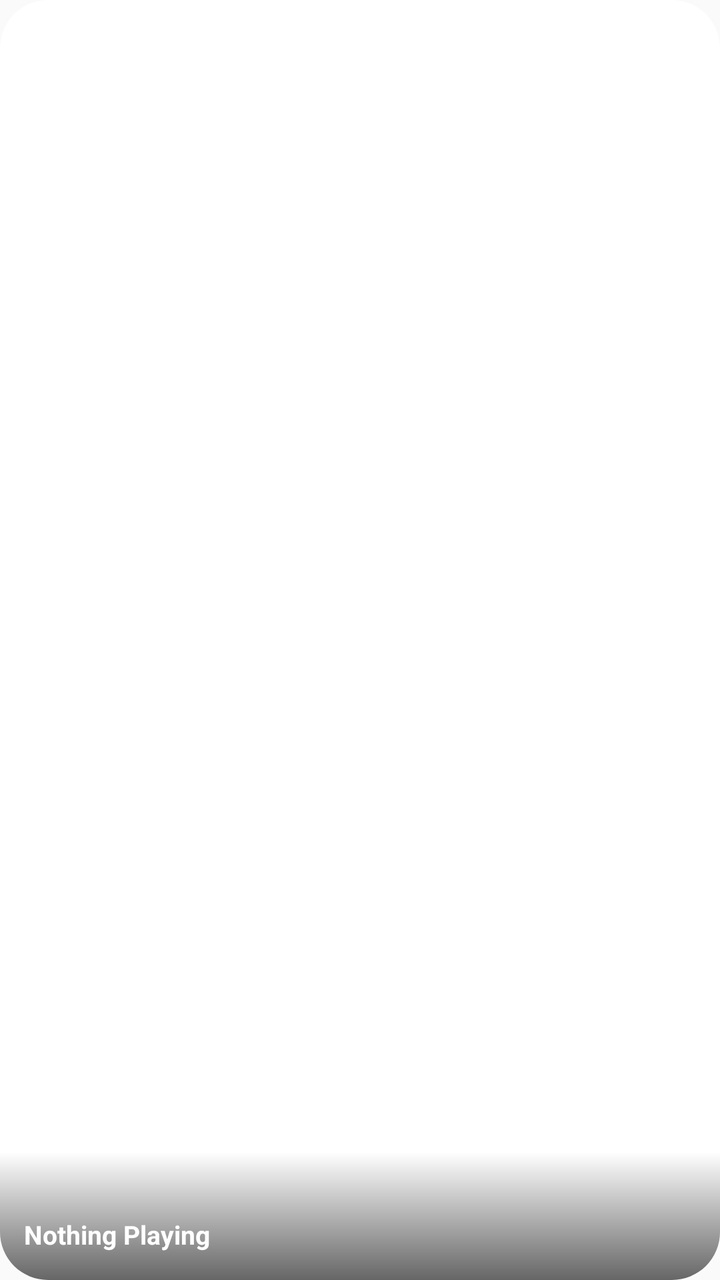
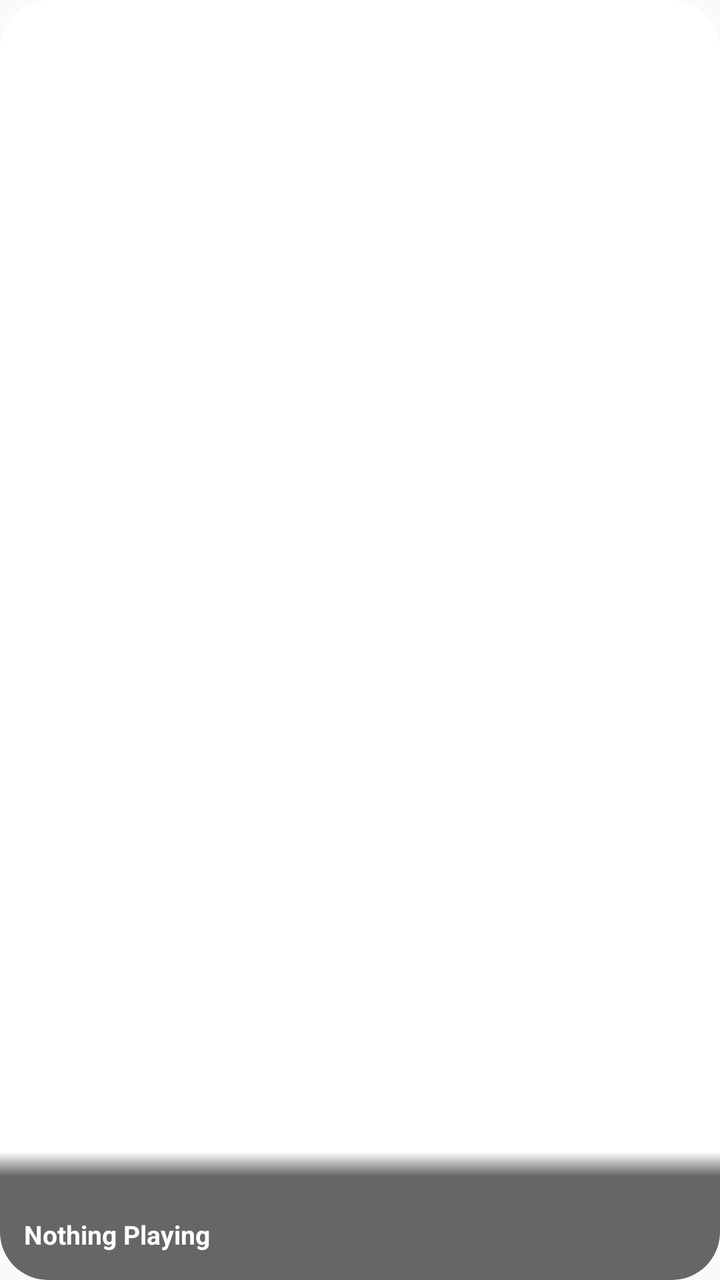

The first picture is an Android layout as it rendered before a commit; the second is the same layout after the commit. The layout source and the unified diff follow.
<!-- AndroidManifest.xml: application theme Theme.Songlass -->
<!-- res/layout/widget_liquid_small.xml -->
<?xml version="1.0" encoding="utf-8"?>
<FrameLayout xmlns:android="http://schemas.android.com/apk/res/android"
    android:id="@+id/root"
    android:layout_width="match_parent"
    android:layout_height="match_parent"
    android:background="@drawable/widget_bg_liquid"
    android:clipToOutline="true">

    <ImageView
        android:id="@+id/cover"
        android:layout_width="match_parent"
        android:layout_height="match_parent"
        android:importantForAccessibility="no"
        android:scaleType="centerCrop" />

    <ImageView
        android:id="@+id/widget_scrim"
        android:layout_width="match_parent"
        android:layout_height="64dp"
        android:layout_gravity="bottom"
        android:importantForAccessibility="no"
        android:src="@drawable/widget_scrim"
        android:scaleType="fitXY" />

    <TextView
        android:id="@+id/title"
        android:layout_width="match_parent"
        android:layout_height="wrap_content"
        android:layout_gravity="bottom"
        android:layout_marginStart="12dp"
        android:layout_marginEnd="12dp"
        android:layout_marginBottom="14dp"
        android:ellipsize="end"
        android:maxLines="2"
        android:text="@string/widget_nothing_playing"
        android:textColor="#FFFFFFFF"
        android:textSize="13sp"
        android:textStyle="bold" />

    <ImageView
        android:id="@+id/play"
        android:layout_width="48dp"
        android:layout_height="48dp"
        android:layout_gravity="top|end"
        android:layout_margin="10dp"
        android:background="@drawable/widget_circle"
        android:contentDescription="@string/widget_play"
        android:padding="15dp"
        android:src="@drawable/widget_play" />
</FrameLayout>
<!-- resources referenced by this layout -->
<resources>
  <!-- drawable widget_bg_liquid (drawable) -->
  <?xml version="1.0" encoding="utf-8"?>
  <shape xmlns:android="http://schemas.android.com/apk/res/android" android:shape="rectangle">
      <corners android:radius="24dp" />
      <solid android:color="#FFFFFFFF" />
  </shape>
  <!-- drawable widget_circle (drawable) -->
  <?xml version="1.0" encoding="utf-8"?>
  <shape xmlns:android="http://schemas.android.com/apk/res/android" android:shape="oval">
      <solid android:color="#FFFFFFFF" />
  </shape>
  <!-- drawable widget_play (drawable) -->
  <vector xmlns:android="http://schemas.android.com/apk/res/android" android:width="24dp" android:height="24dp" android:viewportWidth="24" android:viewportHeight="24">
      <path android:fillColor="#FFFFFFFF" android:pathData="M7,4.5L20,12L7,19.5Z" />
  </vector>
  <!-- drawable widget_scrim (drawable) -->
  <?xml version="1.0" encoding="utf-8"?>
  <shape xmlns:android="http://schemas.android.com/apk/res/android" android:shape="rectangle">
      <gradient android:angle="270" android:startColor="#00000000" android:endColor="#99000000" />
  </shape>
  <string name="widget_nothing_playing">Nothing Playing</string>
  <string name="widget_play">Play</string>
  <style name="Theme.Songlass" parent="@android:style/Theme.Material.Light.NoActionBar">
          <item name="android:windowSplashScreenBackground">@android:color/white</item>
          <item name="android:windowSplashScreenAnimatedIcon">@drawable/splash_icon</item>
          <item name="android:windowSplashScreenAnimationDuration">800</item>
      </style>
  <!-- drawable splash_icon: vector/xml drawable (drawable, 9947 chars, omitted) -->
</resources>

<!-- the commit's change to res/layout/widget_liquid_small.xml (unified diff, before → after) -->
@@ -45,6 +45,10 @@
         android:layout_margin="10dp"
         android:background="@drawable/widget_circle"
         android:contentDescription="@string/widget_play"
+        android:defaultFocusHighlightEnabled="false"
+        android:focusable="true"
+        android:foreground="@drawable/widget_feedback_circle"
+        android:foregroundGravity="fill"
         android:padding="15dp"
         android:src="@drawable/widget_play" />
 </FrameLayout>
<!-- resource entries referenced after the edit -->
@@ -11,15 +11,25 @@
   <shape xmlns:android="http://schemas.android.com/apk/res/android" android:shape="oval">
       <solid android:color="#FFFFFFFF" />
   </shape>
+  <!-- drawable widget_feedback_circle: vector/xml drawable (drawable, 3311 chars, omitted) -->
   <!-- drawable widget_play (drawable) -->
   <vector xmlns:android="http://schemas.android.com/apk/res/android" android:width="24dp" android:height="24dp" android:viewportWidth="24" android:viewportHeight="24">
       <path android:fillColor="#FFFFFFFF" android:pathData="M7,4.5L20,12L7,19.5Z" />
   </vector>
   <!-- drawable widget_scrim (drawable) -->
   <?xml version="1.0" encoding="utf-8"?>
-  <shape xmlns:android="http://schemas.android.com/apk/res/android" android:shape="rectangle">
-      <gradient android:angle="270" android:startColor="#00000000" android:endColor="#99000000" />
-  </shape>
+  <layer-list xmlns:android="http://schemas.android.com/apk/res/android">
+      <item android:height="12dp" android:gravity="top|fill_horizontal">
+          <shape android:shape="rectangle">
+              <gradient android:angle="270" android:startColor="#00000000" android:endColor="#99000000" />
+          </shape>
+      </item>
+      <item android:top="12dp">
+          <shape android:shape="rectangle">
+              <solid android:color="#99000000" />
+          </shape>
+      </item>
+  </layer-list>
   <string name="widget_nothing_playing">Nothing Playing</string>
   <string name="widget_play">Play</string>
   <style name="Theme.Songlass" parent="@android:style/Theme.Material.Light.NoActionBar">
